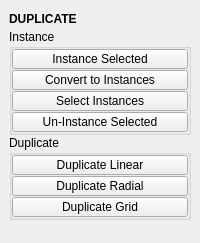
The window that tentacle/ui/duplicate.ui (m3trik/tentacle) describes before a commit, drawn with Qt 5.
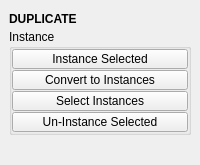
The same window after the commit. Custom widgets are drawn as their Qt base class.

Diff of the .ui file:
```diff
--- a/tentacle/ui/duplicate.ui
+++ b/tentacle/ui/duplicate.ui
@@ -7,7 +7,7 @@
     <x>0</x>
     <y>0</y>
     <width>200</width>
-    <height>243</height>
+    <height>165</height>
    </rect>
   </property>
   <property name="windowTitle">
@@ -284,150 +284,6 @@
         </layout>
        </widget>
       </item>
-      <item>
-       <widget class="QGroupBox" name="groupBox_8">
-        <property name="title">
-         <string>Duplicate</string>
-        </property>
-        <layout class="QVBoxLayout" name="verticalLayout_6">
-         <property name="spacing">
-          <number>1</number>
-         </property>
-         <property name="leftMargin">
-          <number>0</number>
-         </property>
-         <property name="topMargin">
-          <number>0</number>
-         </property>
-         <property name="rightMargin">
-          <number>0</number>
-         </property>
-         <property name="bottomMargin">
-          <number>0</number>
-         </property>
-         <item>
-          <widget class="QPushButton" name="b006">
-           <property name="minimumSize">
-            <size>
-             <width>0</width>
-             <height>20</height>
-            </size>
-           </property>
-           <property name="maximumSize">
-            <size>
-             <width>16777215</width>
-             <height>20</height>
-            </size>
-           </property>
-           <property name="toolTip">
-            <string>&lt;html&gt;&lt;head/&gt;&lt;body&gt;&lt;p&gt;Duplicate: Create a linear array.&lt;/p&gt;&lt;/body&gt;&lt;/html&gt;</string>
-           </property>
-           <property name="text">
-            <string>Duplicate Linear</string>
-           </property>
-           <property name="iconSize">
-            <size>
-             <width>18</width>
-             <height>18</height>
-            </size>
-           </property>
-           <property name="autoDefault">
-            <bool>false</bool>
-           </property>
-           <property name="default">
-            <bool>false</bool>
-           </property>
-           <property name="flat">
-            <bool>false</bool>
-           </property>
-           <property name="bnabled" stdset="0">
-            <bool>true</bool>
-           </property>
-          </widget>
-         </item>
-         <item>
-          <widget class="QPushButton" name="b007">
-           <property name="minimumSize">
-            <size>
-             <width>0</width>
-             <height>20</height>
-            </size>
-           </property>
-           <property name="maximumSize">
-            <size>
-             <width>16777215</width>
-             <height>20</height>
-            </size>
-           </property>
-           <property name="toolTip">
-            <string>&lt;html&gt;&lt;head/&gt;&lt;body&gt;&lt;p&gt;Radial Array: Create a radial array.&lt;/p&gt;&lt;/body&gt;&lt;/html&gt;</string>
-           </property>
-           <property name="text">
-            <string>Duplicate Radial</string>
-           </property>
-           <property name="iconSize">
-            <size>
-             <width>18</width>
-             <height>18</height>
-            </size>
-           </property>
-           <property name="autoDefault">
-            <bool>false</bool>
-           </property>
-           <property name="default">
-            <bool>false</bool>
-           </property>
-           <property name="flat">
-            <bool>false</bool>
-           </property>
-           <property name="bnabled" stdset="0">
-            <bool>true</bool>
-           </property>
-          </widget>
-         </item>
-         <item>
-          <widget class="QPushButton" name="b008">
-           <property name="minimumSize">
-            <size>
-             <width>0</width>
-             <height>20</height>
-            </size>
-           </property>
-           <property name="maximumSize">
-            <size>
-             <width>16777215</width>
-             <height>20</height>
-            </size>
-           </property>
-           <property name="toolTip">
-            <string>&lt;html&gt;&lt;head/&gt;&lt;body&gt;&lt;p&gt;Duplicate: Create a grid array.&lt;/p&gt;&lt;/body&gt;&lt;/html&gt;</string>
-           </property>
-           <property name="text">
-            <string>Duplicate Grid</string>
-           </property>
-           <property name="iconSize">
-            <size>
-             <width>18</width>
-             <height>18</height>
-            </size>
-           </property>
-           <property name="autoDefault">
-            <bool>false</bool>
-           </property>
-           <property name="default">
-            <bool>false</bool>
-           </property>
-           <property name="flat">
-            <bool>false</bool>
-           </property>
-           <property name="bnabled" stdset="0">
-            <bool>true</bool>
-           </property>
-          </widget>
-         </item>
-        </layout>
-       </widget>
-      </item>
       <item>
        <spacer name="verticalSpacer_2">
         <property name="orientation">
```
